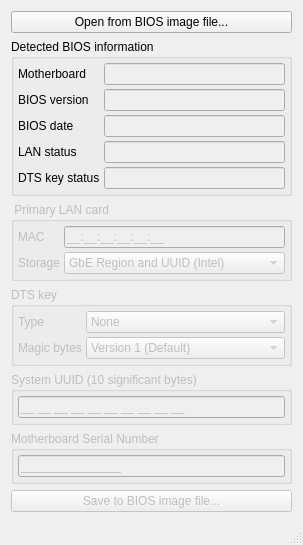
Before: the Qt Designer form fd44editor.ui in LongSoft/FD44Editor, drawn with Qt 5.
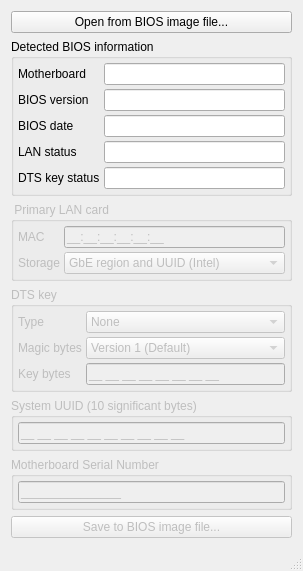
After: the same form once the commit is applied.

Commit message: Version 0.5.3.2 Modified UI information UI to allow data copy Solved error with early enabling of save button, introduced in 0.5.3

```diff
--- a/fd44editor.ui
+++ b/fd44editor.ui
@@ -7,7 +7,7 @@
     <x>0</x>
     <y>0</y>
     <width>260</width>
-    <height>479</height>
+    <height>503</height>
    </rect>
   </property>
   <property name="sizePolicy">
@@ -17,7 +17,7 @@
    </sizepolicy>
   </property>
   <property name="windowTitle">
-   <string>FD44Editor v0.5.2 beta</string>
+   <string>FD44Editor v0.5.3.2 beta</string>
   </property>
   <widget class="QWidget" name="centralWidget">
    <property name="sizePolicy">
@@ -62,7 +62,7 @@
        <item row="0" column="1">
         <widget class="QLineEdit" name="mbEdit">
          <property name="enabled">
-          <bool>false</bool>
+          <bool>true</bool>
          </property>
          <property name="readOnly">
           <bool>true</bool>
@@ -85,7 +85,7 @@
        <item row="1" column="1">
         <widget class="QLineEdit" name="versionEdit">
          <property name="enabled">
-          <bool>false</bool>
+          <bool>true</bool>
          </property>
          <property name="readOnly">
           <bool>true</bool>
@@ -108,7 +108,7 @@
        <item row="2" column="1">
         <widget class="QLineEdit" name="dateEdit">
          <property name="enabled">
-          <bool>false</bool>
+          <bool>true</bool>
          </property>
          <property name="readOnly">
           <bool>true</bool>
@@ -131,7 +131,7 @@
        <item row="3" column="1">
         <widget class="QLineEdit" name="lanEdit">
          <property name="enabled">
-          <bool>false</bool>
+          <bool>true</bool>
          </property>
          <property name="readOnly">
           <bool>true</bool>
@@ -154,7 +154,7 @@
        <item row="4" column="1">
         <widget class="QLineEdit" name="dtsEdit">
          <property name="enabled">
-          <bool>false</bool>
+          <bool>true</bool>
          </property>
          <property name="readOnly">
           <bool>true</bool>
@@ -196,7 +196,7 @@
         <widget class="QComboBox" name="lanComboBox">
          <item>
           <property name="text">
-           <string>GbE Region and UUID (Intel)</string>
+           <string>GbE region and UUID (Intel)</string>
           </property>
          </item>
          <item>
@@ -243,6 +243,9 @@
        <string>DTS key</string>
       </property>
       <layout class="QFormLayout" name="formLayout_3">
+       <property name="fieldGrowthPolicy">
+        <enum>QFormLayout::AllNonFixedFieldsGrow</enum>
+       </property>
        <property name="horizontalSpacing">
         <number>4</number>
        </property>
@@ -307,6 +310,29 @@
          </item>
         </widget>
        </item>
+       <item row="2" column="0">
+        <widget class="QLabel" name="label">
+         <property name="text">
+          <string>Key bytes</string>
+         </property>
+        </widget>
+       </item>
+       <item row="2" column="1">
+        <widget class="QLineEdit" name="dtsKeyEdit">
+         <property name="inputMask">
+          <string>&gt;HH HH HH HH HH HH HH HH;_</string>
+         </property>
+         <property name="text">
+          <string>       </string>
+         </property>
+         <property name="maxLength">
+          <number>23</number>
+         </property>
+         <property name="cursorPosition">
+          <number>0</number>
+         </property>
+        </widget>
+       </item>
       </layout>
      </widget>
     </item>
@@ -336,6 +362,9 @@
          <property name="maxLength">
           <number>29</number>
          </property>
+         <property name="cursorPosition">
+          <number>0</number>
+         </property>
         </widget>
        </item>
       </layout>
@@ -367,6 +396,9 @@
          <property name="maxLength">
           <number>15</number>
          </property>
+         <property name="cursorPosition">
+          <number>0</number>
+         </property>
         </widget>
        </item>
       </layout>
```
The commit also changes 1 other file.
